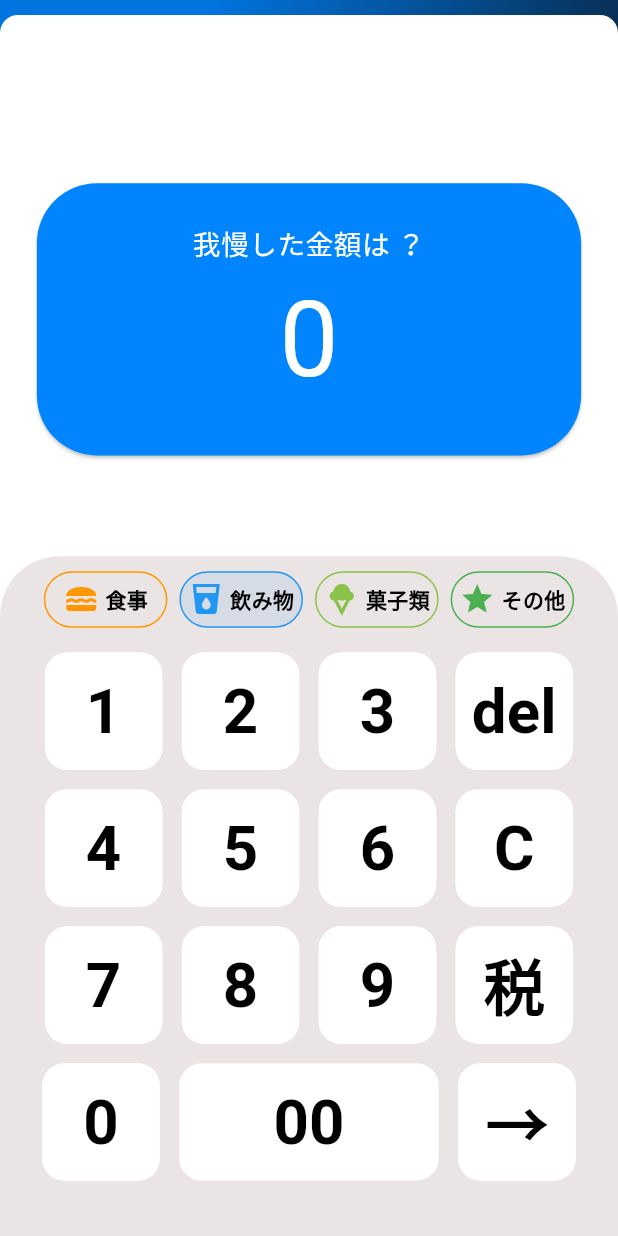
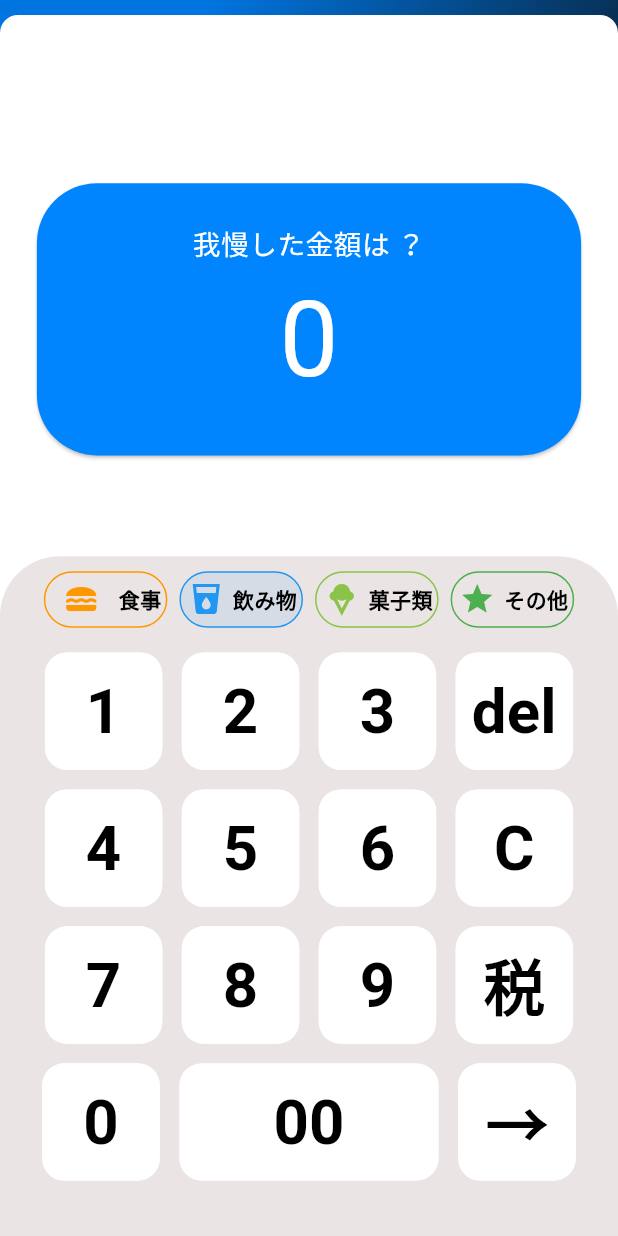
Before and after one commit to kou-nagamine/new_save_money, a Flutter app: the screen it shows after launch, item 2 of the bottom bar chosen, on a phone screen of 412 x 824 dp. Run offline on Flutter 3.47's test engine with Material 3 defaults, Android fonts, the phone set to English and light mode, and no system bars; our stand-ins replace buttons_tabbar, fl_chart, flutter_riverpod, flutter_svg, modal_bottom_sheet, riverpod_annotation and 2 more; missing offline and left inert: iconoir_flutter; generated files the repository leaves out were written again; statements that could not run were skipped.

Commit message:
fixアイコンのエリア修正

```diff
--- a/lib/views/pages/calculator/components/calculator.dart
+++ b/lib/views/pages/calculator/components/calculator.dart
@@ -117,9 +117,11 @@ class _CalculatorState extends State<Calculator> {
                                 mainAxisAlignment: MainAxisAlignment.center,
                                 crossAxisAlignment: CrossAxisAlignment.center,
                                 children: [
-                                  Icon(
-                                    _icons[index],
-                                    color: _colors[index]
+                                  Expanded(
+                                    child: Icon(
+                                      _icons[index],
+                                      color: _colors[index]
+                                    ),
                                   ),
                                   const SizedBox(width: 4.0),
                                   Text(
@@ -128,7 +130,7 @@ class _CalculatorState extends State<Calculator> {
                                       color: Colors.black,
                                       fontWeight: FontWeight.bold,
                                     ),
-                                  ),
+                                  )
                                 ],
                               ),
                             ),
```
